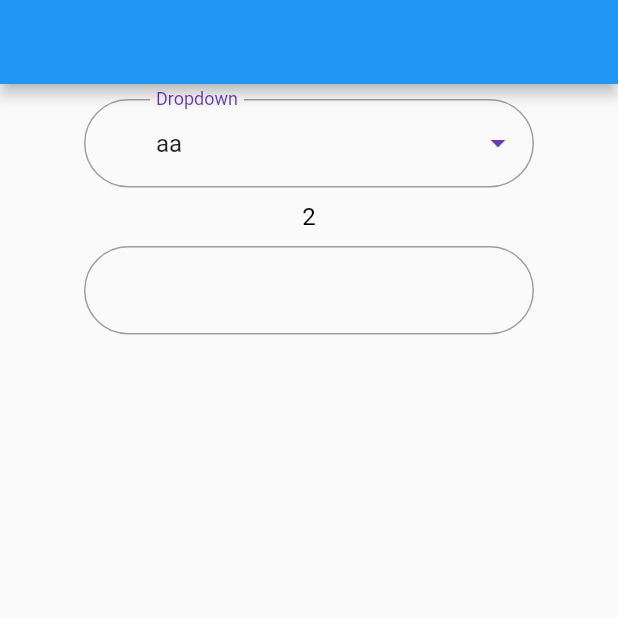
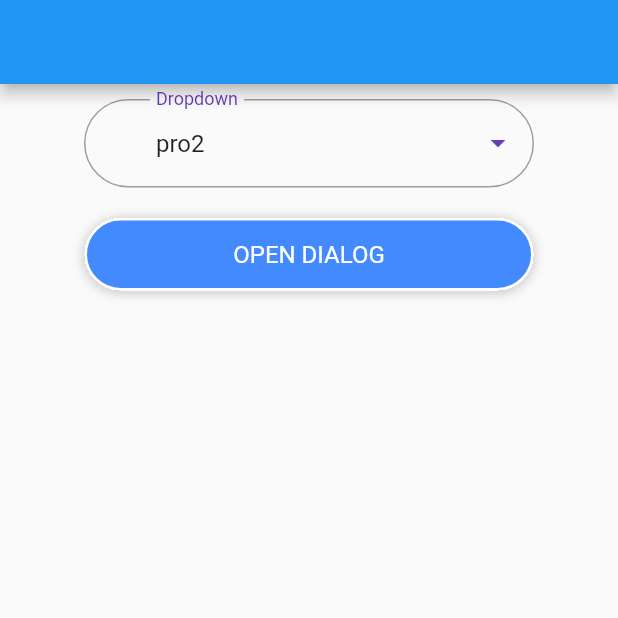
Before and after one commit to AbedelrahmanD/Flutter-Widget-Framework, a Flutter app: the screen it shows after launch, on a phone screen of 412 x 824 dp, the top half of it. Run offline on Flutter 3.47's test engine with Material 2 defaults, Android fonts, the phone set to English and light mode, and no system bars; our stand-ins replace cached_network_image, connectivity_plus, extended_image, get.

```diff
--- a/lib/helpers/widgets/cm_container.dart
+++ b/lib/helpers/widgets/cm_container.dart
@@ -1,6 +1,7 @@
+// ignore_for_file: depend_on_referenced_packages
+
 import 'package:flutter/material.dart';
 import '../config.dart';
-
 // ignore: must_be_immutable
 class CmContainer extends StatelessWidget {
   final Widget child;
@@ -34,10 +35,14 @@ class CmContainer extends StatelessWidget {
   final double spreadRadius;
   final double blurRadius;
   final Offset offset;
+  final double? maxHeight;
+  final double? minHeight;
+  final double? maxWidth;
+  final double? minWidth;
+  final bool isClipHardEdge;
 
-  final bool isClipHardEdge;
-  CmContainer(
-      {Key? key,
+  CmContainer({
+    Key? key,
     required this.child,
     this.color = Colors.transparent,
     this.paddingAll = 0,
@@ -67,9 +72,12 @@ class CmContainer extends StatelessWidget {
     this.spreadRadius = 1,
     this.blurRadius = 5,
     this.offset = const Offset(0, 1),
-        this.isClipHardEdge=true,
-      })
-      : super(key: key);
+    this.isClipHardEdge = true,
+    this.maxHeight,
+    this.minHeight,
+    this.maxWidth,
+    this.minWidth
+  }) : super(key: key);
 
   @override
   Widget build(BuildContext context) {
@@ -93,12 +101,20 @@ class CmContainer extends StatelessWidget {
     bool isBorderRadius = (borderWidthTop == borderWidthBottom) &&
         (borderStart == borderEnd) &&
         (borderStart == borderWidthTop);
+
+
     return Container(
-      clipBehavior: isClipHardEdge?Clip.hardEdge :Clip.none,
+      constraints: BoxConstraints(
+        maxHeight: maxHeight??double.infinity,
+        minHeight: minHeight??0.0,
+        maxWidth: maxWidth??double.infinity,
+        minWidth: minWidth??0.0,
+      ),
+      clipBehavior: isClipHardEdge ? Clip.hardEdge : Clip.none,
       margin: EdgeInsets.fromLTRB(appDir == "ltr" ? marginStart : marginEnd,
           marginTop, appDir == "rtl" ? marginStart : marginEnd, marginBottom),
       padding: EdgeInsets.fromLTRB(
-          appDir == "en" ? paddingStart : paddingEnd,
+          appDir == "ltr" ? paddingStart : paddingEnd,
           paddingTop,
           appDir == "rtl" ? paddingStart : paddingEnd,
           paddingBottom),
@@ -122,7 +138,6 @@ class CmContainer extends StatelessWidget {
             width: borderWidthBottom,
           ),
         ),
-
         borderRadius: isBorderRadius
             ? BorderRadius.only(
                 bottomLeft: Radius.circular(appDir == "ltr"
@@ -140,7 +155,7 @@ class CmContainer extends StatelessWidget {
               )
             : null,
         boxShadow: [
-          if(boxShadowColor!=Colors.transparent)
+          if (boxShadowColor != Colors.transparent)
             BoxShadow(
               color: boxShadowColor.withOpacity(0.5),
               spreadRadius: spreadRadius,
--- a/lib/helpers/widgets/cm_drop_down.dart
+++ b/lib/helpers/widgets/cm_drop_down.dart
@@ -21,7 +21,7 @@ class CmDropDown extends StatefulWidget {
   final Color borderColor;
   final double borderRadius;
   final String? error;
-  TextEditingController? controller;
+  TextEditingController controller;
   IconData? iconData;
   final bool obscureText;
   dynamic filter;
@@ -37,15 +37,19 @@ class CmDropDown extends StatefulWidget {
   IconData? suffixIconData;
   List options;
   String optionText;
-
+  String? selectedOptionId;
+  String optionId;
   bool showSpinner;
+  Color spinnerColor;
+  Color spinnerBackground;
   bool openDialog;
   final void Function(String)? onSearch;
   final void Function(String)? onSelect;
   final void Function(CmDropDownState)? getInstance;
   final FocusNode? focusNode;
   bool autofocus;
-  Widget? dialog;
+  Color selectedColor;
+  String searchText;
 
   CmDropDown(
       {Key? key,
@@ -57,7 +61,7 @@ class CmDropDown extends StatefulWidget {
       this.borderColor = cmTextFieldBorderColor,
       this.borderRadius = cmTextFieldBorderRadius,
       this.error,
-      this.controller,
+      required this.controller,
       this.iconData,
       this.obscureText = false,
       this.filter,
@@ -73,14 +77,19 @@ class CmDropDown extends StatefulWidget {
       this.suffixIconData,
       required this.options,
       required this.optionText,
+      required this.optionId,
+      this.selectedOptionId,
       this.onSelect,
       this.onSearch,
       this.showSpinner = false,
+      this.spinnerColor = Colors.blueAccent,
+      this.spinnerBackground = Colors.white,
       this.openDialog = false,
       this.getInstance,
       this.focusNode,
       this.autofocus = false,
-      this.dialog})
+      this.selectedColor = Colors.blueGrey,
+      this.searchText = "Search..."})
       : super(key: key);
 
   @override
@@ -88,19 +97,25 @@ class CmDropDown extends StatefulWidget {
 }
 
 class CmDropDownState extends State<CmDropDown> {
+  var options = [].obs;
+
+  updateOptions(newOptions) {
+    widget.options = newOptions;
+    options.value = newOptions;
+  }
+
   filterOptions(value) async {
     if (widget.onSearch != null) {
       widget.onSearch!(value);
     }
 
+    options.value = widget.options;
     if (value.trim() == "") {
-      widget.options = widget.options;
       return;
     }
 
     List filteredOptions = [];
-    for (dynamic option in widget.options) {
-      print("${option[widget.optionText]} === ${value.toString()}");
+    for (dynamic option in options) {
       if (option[widget.optionText]
           .toString()
           .toLowerCase()
@@ -109,12 +124,19 @@ class CmDropDownState extends State<CmDropDown> {
       }
     }
 
-    setState((){
-      widget.options = filteredOptions;
-    });
+    options.value = filteredOptions;
   }
 
   onCompleteBuild() async {
+    options.value = widget.options;
+    if (widget.selectedOptionId != null) {
+      for (dynamic option in widget.options) {
+        if (option[widget.optionId].toString() == widget.selectedOptionId.toString()) {
+          widget.controller.text = option[widget.optionText];
+
+        }
+      }
+    }
     await Future.delayed(const Duration(milliseconds: 400));
     widget.getInstance!(this);
     if (widget.openDialog) {
@@ -122,17 +144,9 @@ class CmDropDownState extends State<CmDropDown> {
     }
   }
 
-  @override
-  void initState() {
-    super.initState();
-    onCompleteBuild();
-  }
-
-
-
-  searchDialog() {
-
-    return Scaffold(
+  openDialog() {
+    Get.dialog(Scaffold(
+      resizeToAvoidBottomInset: false,
       backgroundColor: Colors.transparent,
       body: SafeArea(
         child: CmContainer(
@@ -150,30 +164,39 @@ class CmDropDownState extends State<CmDropDown> {
                             paddingAll: 10,
                             child: CmTextField(
                               autofocus: true,
-                              labelText: "Search...",
+                              labelText: widget.searchText,
                               onChanged: (value) => filterOptions(value),
                             )),
                         CmDirectionality(
+                          child: Obx(() => CmContainer(
+                                width: Get.width,
+                                height:
+                                    MediaQuery.of(context).viewInsets.bottom ==
+                                            0.0
+                                        ? Get.height * 0.7
+                                        : Get.height * 0.2,
                                 child: SingleChildScrollView(
-                            child: CmContainer(
-                              width: Get.width,
                                   child: Column(
-                                crossAxisAlignment: CrossAxisAlignment.start,
+                                    crossAxisAlignment:
+                                        CrossAxisAlignment.start,
                                     children: [
                                       if (widget.showSpinner)
                                         Center(
                                           child: CmContainer(
                                               paddingAll: 5,
-                                          child:
-                                              const CircularProgressIndicator()),
+                                              child: CircularProgressIndicator(
+                                                color: widget.spinnerColor,
+                                                backgroundColor:
+                                                    widget.spinnerBackground,
+                                              )),
                                         ),
-                                  if (widget.dialog == null)
-                                    for (dynamic option in widget.options)
+                                      for (dynamic option in options)
                                         InkWell(
                                           onTap: () {
-                                          widget.controller?.text =
+                                            widget.controller.text =
                                                 option[widget.optionText];
-                                          widget.onSelect!(jsonEncode(option));
+                                            widget
+                                                .onSelect!(jsonEncode(option));
                                             Get.back();
                                           },
                                           child: CmContainer(
@@ -181,21 +204,19 @@ class CmDropDownState extends State<CmDropDown> {
                                               paddingAll: 15,
                                               borderWidthBottom: 1,
                                               borderColor: Colors.grey,
-                                            color: widget.controller!.text ==
+                                              color: widget.controller.text ==
                                                       option[widget.optionText]
-                                                ? Colors.blueAccent
+                                                  ? widget.selectedColor
                                                       .withOpacity(0.5)
                                                   : Colors.white,
                                               child: CmText(
-                                                text:
-                                                    option[widget.optionText])),
-                                      ),
-                                  if (widget.dialog != null)
-                                    widget.dialog ?? const SizedBox()
+                                                  text: option[
+                                                      widget.optionText])),
+                                        )
                                     ],
                                   ),
                                 ),
-                          ),
+                              )),
                         )
                       ],
                     ),
@@ -215,18 +236,18 @@ class CmDropDownState extends State<CmDropDown> {
               ),
             )),
       ),
-    );
+    ));
   }
 
-  openDialog() {
-    Get.dialog(searchDialog());
+  @override
+  void initState() {
+    super.initState();
+    onCompleteBuild();
   }
 
   @override
   Widget build(BuildContext context) {
-    return Column(
-      children: [
-        CmTextField(
+    return CmTextField(
       autofocus: widget.autofocus,
       enabled: widget.enabled,
       borderColor: widget.borderColor,
@@ -252,9 +273,6 @@ class CmDropDownState extends State<CmDropDown> {
       onTap: () => openDialog(),
       labelText: "Dropdown",
       suffixIconData: Icons.arrow_drop_down,
-        ),
-        CmText(text: widget.options.length.toString())
-      ],
     );
   }
 }
--- a/lib/home.dart
+++ b/lib/home.dart
@@ -1,14 +1,12 @@
 // ignore_for_file: depend_on_referenced_packages
 
 import 'dart:convert';
-
 import 'package:flutter/material.dart';
-import 'package:flutter_widget_framework/helpers/utils/connecter.dart';
+import 'package:flutter_widget_framework/helpers/utils/connector.dart';
+import 'package:flutter_widget_framework/helpers/widgets/cm_button.dart';
 import 'package:flutter_widget_framework/helpers/widgets/cm_container.dart';
 import 'package:flutter_widget_framework/helpers/widgets/cm_text.dart';
-import 'package:flutter_widget_framework/helpers/widgets/cm_text_field.dart';
 import 'package:get/get.dart';
-
 import 'helpers/widgets/cm_drop_down.dart';
 
 class Home extends StatefulWidget {
@@ -30,17 +28,32 @@ class _HomeState extends State<Home> {
     }
   ];
   TextEditingController controller = TextEditingController();
+  dynamic selectedOption = {};
+  var isLoading = false;
+  var isOpen = false;
+  CmDropDownState d = CmDropDownState();
+
+  searchOnline(value) async {
+    setState(() {
+      isLoading = true;
+    });
+
+    var response = await Connector()
+        .sendRequest(url: "https://jsonplaceholder.typicode.com/todos/$value");
+    if (response != null) {
+      d.updateOptions([response.body]);
+    }
+    setState(() {
+      isLoading = false;
+    });
+  }
 
   @override
   void initState() {
     super.initState();
-    controller.text = "aa";
+
   }
 
-  dynamic selectedOption = {};
-  var isLoading = false;
-  var isOpen = false;
-  CmDropDownState d= CmDropDownState();
   @override
   Widget build(BuildContext context) {
     return Scaffold(
@@ -52,38 +65,32 @@ class _HomeState extends State<Home> {
             crossAxisAlignment: CrossAxisAlignment.center,
             children: [
               CmDropDown(
-                openDialog: isOpen,
-                showSpinner: isLoading,
+                hintText: "Dropdown",
+                labelText: "Dropdown",
                 controller: controller,
                 options: products,
                 optionText: "title",
-                // dialog:optionsList(),
-                getInstance: (ob){
-                  d=ob;
+                optionId:"id",
+                selectedOptionId:"2",
+                showSpinner: isLoading,
+                // selectedColor: Colors.red,
+                getInstance: (ob) {
+                  d = ob;
                 },
                 onSelect: (value) {
                   selectedOption = jsonDecode(value);
                 },
-                onSearch: (value)  {
-                  print("searchedddd");
-                  setState((){
-                    products=[{"title":"zzzz","id":50}];
-                  });
-                  print(jsonEncode(products));
+                onSearch: (value) async {
+                  await searchOnline(value);
                 },
-                hintText: "Dropdown",
-                labelText: "Dropdown",
               ),
-              CmTextField(
-                onChanged:(value) async{
-                  var response=await Connector().sendRequest(url: "https://jsonplaceholder.typicode.com/todos");
-                 setState((){
-                   products=response.body;
-                 });
-                },
-                // controller: controller,
-              ),
-
+              CmButton(
+                backgroundColor: Colors.blueAccent,
+                  onPressed: () => d.openDialog(),
+                  child: const CmText(
+                    text: "OPEN DIALOG",
+                    color: Colors.white,
+                  )),
             ],
           ),
         ),
```
Lines whose indentation alone changed are shown as unchanged.
